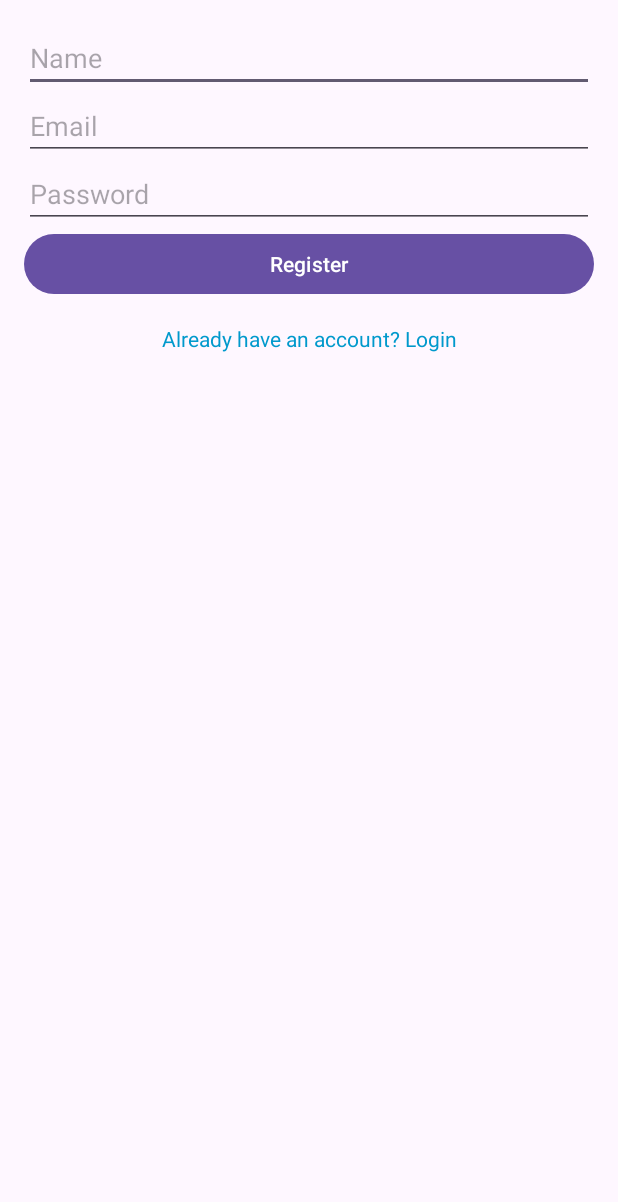
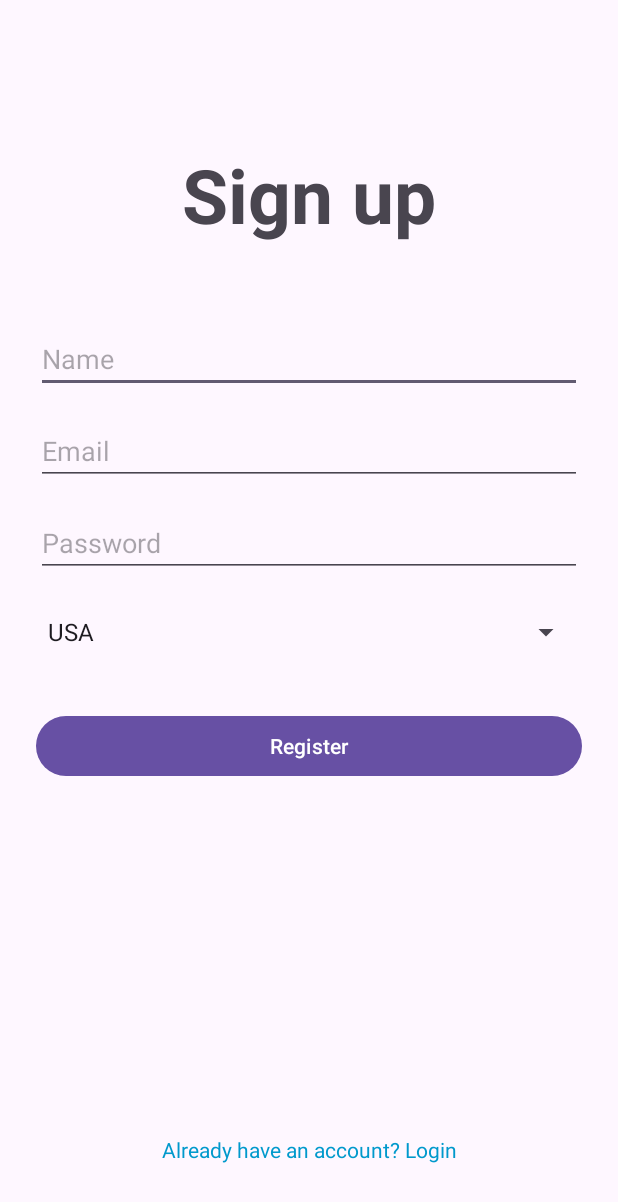
Before and after one commit to Sunra1z/MobSysProject, an Android app: the RegisterActivity screen opened directly, with no data from a screen before it, on a phone screen of 412 x 824 dp. Shown: the top 1202 px of the screen. Run offline under Robolectric (Android 15) with nearby library versions, the phone set to English and light mode, and no system bars; our stand-ins replace Firebase (no records; nobody signed in at launch, a user with empty details on screens opened directly).

Commit message:
advanced RegisterActivity, added ProfileFragment and shows user data

```diff
--- a/app/src/main/java/com/example/projectwork/MainActivity.java
+++ b/app/src/main/java/com/example/projectwork/MainActivity.java
@@ -8,6 +8,7 @@ import android.widget.FrameLayout;
 import android.widget.TextView;
 
 import com.example.projectwork.Fragments.HomeFragment;
+import com.example.projectwork.Fragments.ProfileFragment;
 import com.example.projectwork.Fragments.Test1Fragment;
 import com.example.projectwork.Fragments.Test2Fragment;
 import com.google.android.material.bottomnavigation.BottomNavigationView;
@@ -48,6 +49,9 @@ public class MainActivity extends AppCompatActivity {
                 case R.id.test2:
                     fragment = new Test2Fragment();
                     break;
+                case R.id.profile:
+                    fragment = new ProfileFragment();
+                    break;
             }
             getSupportFragmentManager().beginTransaction().replace(R.id.fragmentContainerView, fragment).commit();
             return true;
--- a/app/src/main/java/com/example/projectwork/OnBoardingScreen.java
+++ b/app/src/main/java/com/example/projectwork/OnBoardingScreen.java
@@ -10,6 +10,6 @@ public class OnBoardingScreen extends AppCompatActivity {
     protected void onCreate(Bundle savedInstanceState) {
         super.onCreate(savedInstanceState);
         setContentView(R.layout.activity_on_boarding_screen);
-        //dfdfdfdfdf
+
     }
 }
--- a/app/src/main/java/com/example/projectwork/RegisterActivity.java
+++ b/app/src/main/java/com/example/projectwork/RegisterActivity.java
@@ -5,12 +5,16 @@ import androidx.appcompat.app.AppCompatActivity;
 
 import android.os.Bundle;
 import android.view.View;
+import android.widget.AdapterView;
+import android.widget.ArrayAdapter;
 import android.widget.Button;
 import android.widget.EditText;
 import android.widget.ProgressBar;
+import android.widget.Spinner;
 import android.widget.TextView;
 import android.widget.Toast;
 
+import com.example.projectwork.R;
 import com.google.android.gms.tasks.OnCompleteListener;
 import com.google.android.gms.tasks.Task;
 import com.google.firebase.auth.AuthResult;
@@ -26,11 +30,13 @@ public class RegisterActivity extends AppCompatActivity {
     EditText emailRegister;
     EditText password;
     EditText name;
+    Spinner spinnerCountries;
     Button register;
     TextView login;
     FirebaseAuth auth;
     FirebaseFirestore db;
     ProgressBar progressBar;
+    String selectedCountry;
 
     @Override
     protected void onCreate(Bundle savedInstanceState) {
@@ -40,6 +46,7 @@ public class RegisterActivity extends AppCompatActivity {
         emailRegister = findViewById(R.id.emailRegister);
         password = findViewById(R.id.password);
         name = findViewById(R.id.name);
+        spinnerCountries = findViewById(R.id.spinner_countries);
         register = findViewById(R.id.register);
         login = findViewById(R.id.login);
         progressBar = findViewById(R.id.progressBar);
@@ -51,13 +58,30 @@ public class RegisterActivity extends AppCompatActivity {
             finish();
         });
 
+        // Настройка Spinner
+        String[] countries = {"USA", "Canada", "Mexico", "Germany", "France", "Italy", "Spain"};
+        ArrayAdapter<String> adapter = new ArrayAdapter<>(this, android.R.layout.simple_spinner_item, countries);
+        adapter.setDropDownViewResource(android.R.layout.simple_spinner_dropdown_item);
+        spinnerCountries.setAdapter(adapter);
+
+        spinnerCountries.setOnItemSelectedListener(new AdapterView.OnItemSelectedListener() {
+            @Override
+            public void onItemSelected(AdapterView<?> parent, View view, int position, long id) {
+                selectedCountry = parent.getItemAtPosition(position).toString();
+            }
+
+            @Override
+            public void onNothingSelected(AdapterView<?> parent) {
+                selectedCountry = null;
+            }
+        });
 
         register.setOnClickListener(v -> {
             String emailText = emailRegister.getText().toString();
             String passwordText = password.getText().toString();
             String nameText = name.getText().toString();
-            if (emailText.isEmpty() || passwordText.isEmpty() || nameText.isEmpty()) {
-                Toast toast = Toast.makeText(getApplicationContext(), "Name, email and password are required", Toast.LENGTH_SHORT);
+            if (emailText.isEmpty() || passwordText.isEmpty() || nameText.isEmpty() || selectedCountry == null) {
+                Toast toast = Toast.makeText(getApplicationContext(), "Name, email, password and country are required", Toast.LENGTH_SHORT);
                 toast.show();
                 return;
             }
@@ -69,7 +93,7 @@ public class RegisterActivity extends AppCompatActivity {
                             Map<String, Object> data = new HashMap<>();
                             data.put("name", nameText);
                             data.put("email", emailText);
-                            data.put("password", passwordText);
+                            data.put("country", selectedCountry);
                             db.collection("users")
                                     .document(user.getUid())
                                     .set(data)
@@ -91,14 +115,5 @@ public class RegisterActivity extends AppCompatActivity {
                         }
                     });
         });
-
-
-
-
-
-
-
-
-
     }
 }
--- /dev/null
+++ b/app/src/main/res/drawable/baseline_notifications_24.xml
@@ -0,0 +1,5 @@
+<vector xmlns:android="http://schemas.android.com/apk/res/android" android:height="24dp" android:tint="#000000" android:viewportHeight="24" android:viewportWidth="24" android:width="24dp">
+
+    <path android:fillColor="@android:color/white" android:pathData="M12,22c1.1,0 2,-0.9 2,-2h-4c0,1.1 0.89,2 2,2zM18,16v-5c0,-3.07 -1.64,-5.64 -4.5,-6.32L13.5,4c0,-0.83 -0.67,-1.5 -1.5,-1.5s-1.5,0.67 -1.5,1.5v0.68C7.63,5.36 6,7.92 6,11v5l-2,2v1h16v-1l-2,-2z"/>
+
+</vector>
--- a/app/src/main/res/layout/activity_register.xml
+++ b/app/src/main/res/layout/activity_register.xml
@@ -1,5 +1,7 @@
 <?xml version="1.0" encoding="utf-8"?>
-<LinearLayout xmlns:android="http://schemas.android.com/apk/res/android"
+<androidx.constraintlayout.widget.ConstraintLayout xmlns:android="http://schemas.android.com/apk/res/android"
+    xmlns:app="http://schemas.android.com/apk/res-auto"
+    xmlns:tools="http://schemas.android.com/tools"
     android:layout_width="match_parent"
     android:layout_height="match_parent"
     android:orientation="vertical"
@@ -9,43 +11,107 @@
         android:id="@+id/name"
         android:layout_width="match_parent"
         android:layout_height="wrap_content"
-        android:hint="Name" />
+        android:layout_marginStart="8dp"
+        android:layout_marginTop="53dp"
+        android:layout_marginEnd="8dp"
+        android:hint="Name"
+        app:layout_constraintEnd_toEndOf="parent"
+        app:layout_constraintStart_toStartOf="parent"
+        app:layout_constraintTop_toBottomOf="@+id/textView7" />
 
     <EditText
         android:id="@+id/emailRegister"
         android:layout_width="match_parent"
         android:layout_height="wrap_content"
+        android:layout_marginStart="8dp"
+        android:layout_marginTop="16dp"
+        android:layout_marginEnd="8dp"
         android:hint="Email"
-        android:inputType="textEmailAddress" />
+        android:inputType="textEmailAddress"
+        app:layout_constraintEnd_toEndOf="parent"
+        app:layout_constraintHorizontal_bias="0.0"
+        app:layout_constraintStart_toStartOf="parent"
+        app:layout_constraintTop_toBottomOf="@+id/name" />
 
     <EditText
         android:id="@+id/password"
         android:layout_width="match_parent"
         android:layout_height="wrap_content"
+        android:layout_marginStart="8dp"
+        android:layout_marginTop="16dp"
+        android:layout_marginEnd="8dp"
         android:hint="Password"
-        android:inputType="textPassword" />
+        android:inputType="textPassword"
+        app:layout_constraintEnd_toEndOf="parent"
+        app:layout_constraintHorizontal_bias="0.0"
+        app:layout_constraintStart_toStartOf="parent"
+        app:layout_constraintTop_toBottomOf="@+id/emailRegister" />
+
+    <Spinner
+        android:id="@+id/spinner_countries"
+        android:layout_width="match_parent"
+        android:layout_height="41dp"
+        android:layout_marginStart="8dp"
+        android:layout_marginTop="16dp"
+        android:layout_marginEnd="8dp"
+        app:layout_constraintEnd_toEndOf="parent"
+        app:layout_constraintHorizontal_bias="0.0"
+        app:layout_constraintStart_toStartOf="parent"
+        app:layout_constraintTop_toBottomOf="@+id/password" />
 
     <Button
         android:id="@+id/register"
         android:layout_width="match_parent"
         android:layout_height="wrap_content"
-        android:text="Register" />
+        android:layout_marginStart="8dp"
+        android:layout_marginTop="31dp"
+        android:layout_marginEnd="8dp"
+        android:text="Register"
+        app:layout_constraintEnd_toEndOf="parent"
+        app:layout_constraintHorizontal_bias="0.0"
+        app:layout_constraintStart_toStartOf="parent"
+        app:layout_constraintTop_toBottomOf="@+id/spinner_countries" />
 
     <TextView
         android:id="@+id/login"
         android:layout_width="match_parent"
         android:layout_height="wrap_content"
+        android:layout_marginStart="8dp"
+        android:layout_marginEnd="8dp"
+        android:layout_marginBottom="32dp"
+        android:gravity="center"
+        android:paddingTop="16dp"
         android:text="Already have an account? Login"
         android:textColor="@android:color/holo_blue_dark"
-        android:gravity="center"
-        android:paddingTop="16dp" />
+        app:layout_constraintBottom_toBottomOf="parent"
+        app:layout_constraintEnd_toEndOf="parent"
+        app:layout_constraintStart_toStartOf="parent" />
+
+    <TextView
+        android:id="@+id/textView7"
+        android:layout_width="wrap_content"
+        android:layout_height="wrap_content"
+        android:layout_marginStart="122dp"
+        android:layout_marginTop="80dp"
+        android:layout_marginEnd="122dp"
+        android:text="Sign up"
+        android:textStyle="bold"
+        android:textSize="50dp"
+        app:layout_constraintEnd_toEndOf="parent"
+        app:layout_constraintStart_toStartOf="parent"
+        app:layout_constraintTop_toTopOf="parent" />
 
     <ProgressBar
         android:id="@+id/progressBar"
+        style="?android:attr/progressBarStyle"
         android:layout_width="wrap_content"
         android:layout_height="wrap_content"
-        android:visibility="gone"
-        android:layout_gravity="center"
-        android:paddingTop="16dp" />
+        android:layout_marginStart="166dp"
+        android:layout_marginTop="30dp"
+        android:layout_marginEnd="166dp"
+        android:visibility="invisible"
+        app:layout_constraintEnd_toEndOf="parent"
+        app:layout_constraintStart_toStartOf="parent"
+        app:layout_constraintTop_toBottomOf="@+id/register" />
 
-</LinearLayout>
+</androidx.constraintlayout.widget.ConstraintLayout>
--- a/app/src/main/res/menu/bottom_nav.xml
+++ b/app/src/main/res/menu/bottom_nav.xml
@@ -14,4 +14,8 @@
         android:id="@+id/test2"
         android:icon="@drawable/baseline_home_24"
         android:title="Test2" />
+    <item
+        android:id="@+id/profile"
+        android:icon="@drawable/baseline_person_24"
+        android:title="Profile" />
 </menu>
```
Also changed, not shown: app/src/main/java/com/example/projectwork/Fragments/ProfileFragment.java (added, +74 -0 lines), app/src/main/res/layout/fragment_profile.xml (added, +95 -0 lines).
